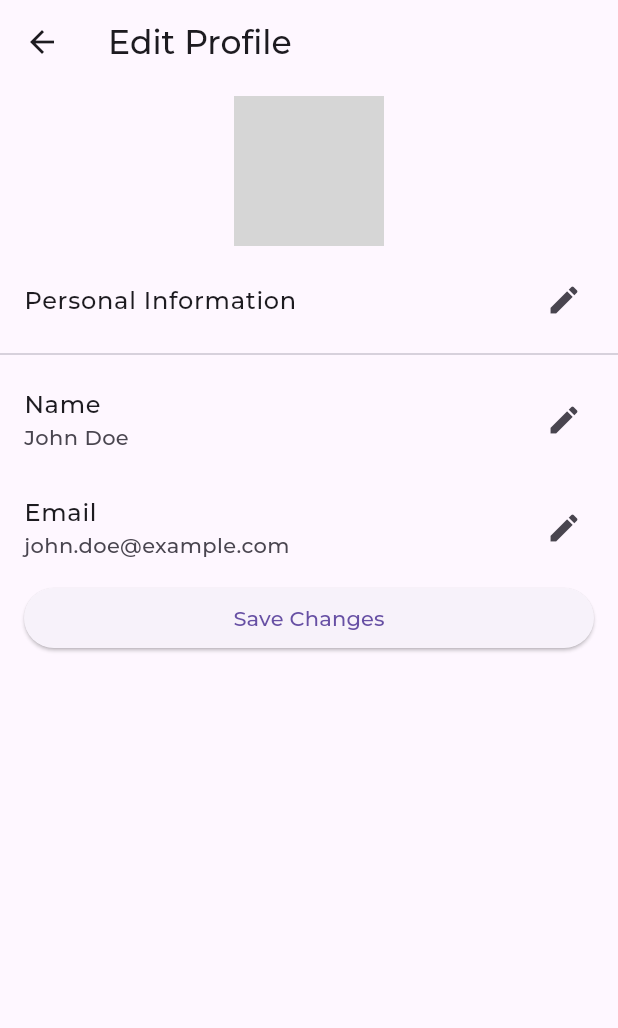
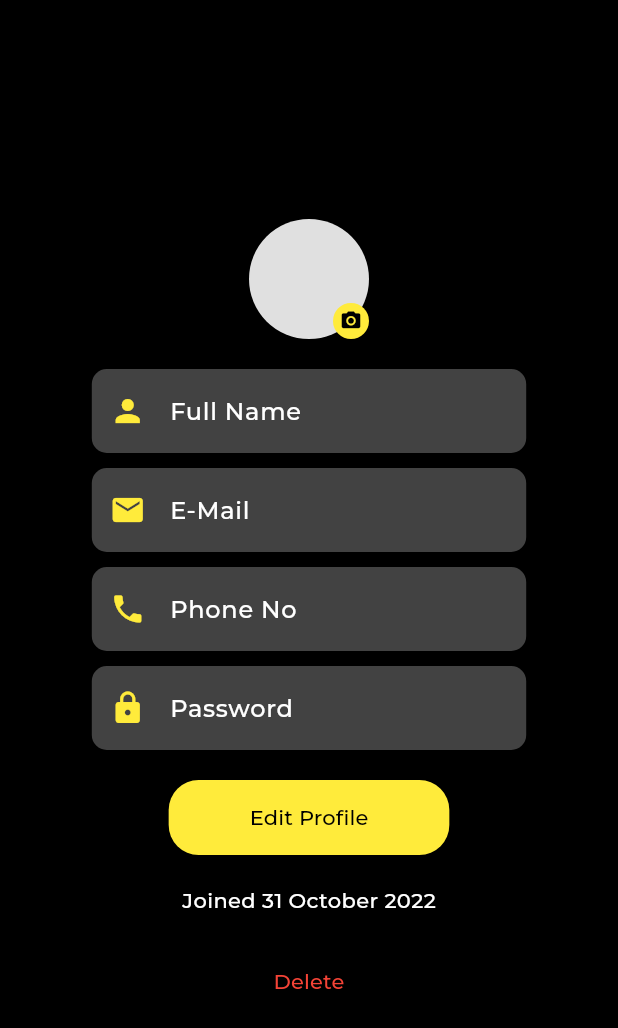
Before and after one commit to haziq-aziz/MUC-Project, a Flutter app: the screen it shows after launch, on a phone screen of 412 x 824 dp. Shown: the top 1028 px of the screen. Run offline on Flutter 3.47's test engine with Material 3 defaults, Android fonts, the phone set to English and light mode, and no system bars; our stand-ins replace font_awesome_flutter, sqflite; accounts and stored records are empty; project files that could hold a hidden picture were left out; grey boxes are pictures that could not be loaded.

Commit message:
Added Profile Page: (Frontend only) to be re design

```diff
--- a/lib/main.dart
+++ b/lib/main.dart
@@ -15,7 +15,7 @@ class RestaurantBooking extends StatelessWidget {
       theme: ThemeData(
         fontFamily: 'Montserrat',
       ),
-      home: const Profile(),
+      home: Profile(),
     );
   }
 }
--- a/lib/views/profile.dart
+++ b/lib/views/profile.dart
@@ -1,66 +1,97 @@
 import 'package:flutter/material.dart';
 
 class Profile extends StatelessWidget {
-  const Profile({super.key});
-
   @override
   Widget build(BuildContext context) {
     return Scaffold(
-      appBar: AppBar(
-        title: const Text('Edit Profile'),
-        leading: IconButton(
-          icon: const Icon(Icons.arrow_back),
-          onPressed: () {
-            // Handle back button press
-          },
+      backgroundColor: Colors.black, // Set the background color to black
+      body: Center(
+        child: Container(
+          width: MediaQuery.of(context).size.width * 0.8,
+          padding: EdgeInsets.all(20),
+          decoration: BoxDecoration(
+            color: Colors.black,
+            borderRadius: BorderRadius.circular(20),
           ),
-      ),
-      body: ListView(
-        children: <Widget>[
-          const Padding(
-            padding: EdgeInsets.all(8.0),
-            child: Center(
+          child: Column(
+            mainAxisSize: MainAxisSize.min,
+            children: [
+              CircleAvatar(
+                radius: 40,
+                backgroundColor: Colors.grey[300],
+                child: Align(
+                  alignment: Alignment.bottomRight,
                   child: CircleAvatar(
-                radius: 50,
-                backgroundImage: NetworkImage('URL_TO_PROFILE_PICTURE'),
+                    radius: 12,
+                    backgroundColor: Colors.yellow,
+                    child: Icon(
+                      Icons.camera_alt,
+                      size: 15,
+                      color: Colors.black,
                     ),
                   ),
                 ),
-          ListTile(
-            title: const Text('Personal Information'),
-            trailing: const Icon(Icons.edit),
-            onTap: () {
-              // Handle personal information edit
-            },
               ),
-          const Divider(),
-          ListTile(
-            title: const Text('Name'),
-            subtitle: const Text('John Doe'),
-            trailing: const Icon(Icons.edit),
-            onTap: () {
-              // Handle name edit
-            },
+              SizedBox(height: 20),
+              _buildTextField(Icons.person, 'Full Name'),
+              SizedBox(height: 10),
+              _buildTextField(Icons.email, 'E-Mail'),
+              SizedBox(height: 10),
+              _buildTextField(Icons.phone, 'Phone No'),
+              SizedBox(height: 10),
+              _buildTextField(Icons.lock, 'Password', obscureText: true),
+              SizedBox(height: 20),
+              ElevatedButton(
+                onPressed: () {},
+                style: ElevatedButton.styleFrom(
+                  backgroundColor: Colors.yellow,
+                  shape: RoundedRectangleBorder(
+                    borderRadius: BorderRadius.circular(20),
                   ),
-          ListTile(
-            title: const Text('Email'),
-            subtitle: const Text('john.doe@example.com'),
-            trailing: const Icon(Icons.edit),
-            onTap: () {
-              // Handle email edit
-            },
                 ),
-          Padding(
-            padding: const EdgeInsets.symmetric(horizontal: 16.0),
-            child: ElevatedButton(
-              onPressed: () {
-                // Handle save button press
-              },
-              child: const Text('Save Changes'),
+                child: Padding(
+                  padding: EdgeInsets.symmetric(vertical: 15, horizontal: 30),
+                  child: Text(
+                    'Edit Profile',
+                    style: TextStyle(color: Colors.black),
+                  ),
+                ),
+              ),
+              SizedBox(height: 20),
+              Text(
+                'Joined 31 October 2022',
+                style: TextStyle(color: Colors.white),
+              ),
+              SizedBox(height: 20),
+              TextButton(
+                onPressed: () {},
+                child: Text(
+                  'Delete',
+                  style: TextStyle(color: Colors.red),
                 ),
               ),
             ],
           ),
+        ),
+      ),
+    );
+  }
+
+  Widget _buildTextField(IconData icon, String label, {bool obscureText = false}) {
+    return TextField(
+      obscureText: obscureText,
+      decoration: InputDecoration(
+        prefixIcon: Icon(icon, color: Colors.yellow),
+        labelText: label,
+        labelStyle: TextStyle(color: Colors.white),
+        filled: true,
+        fillColor: Colors.grey[800],
+        border: OutlineInputBorder(
+          borderRadius: BorderRadius.circular(10),
+          borderSide: BorderSide.none,
+        ),
+      ),
+      style: TextStyle(color: Colors.white),
     );
   }
 }
```
Lines whose indentation alone changed are shown as unchanged.
